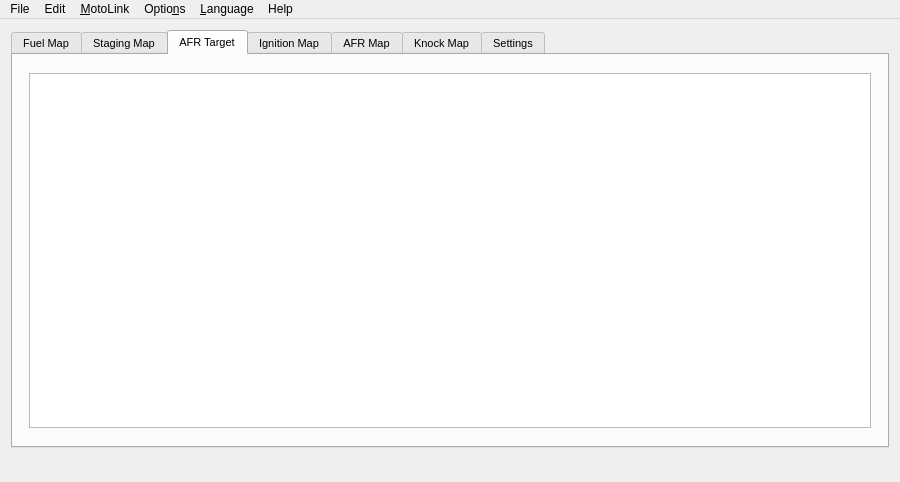
First picture: the form in GUI/ui/main.ui, repository fpoussin/MotoLink, before the edit.
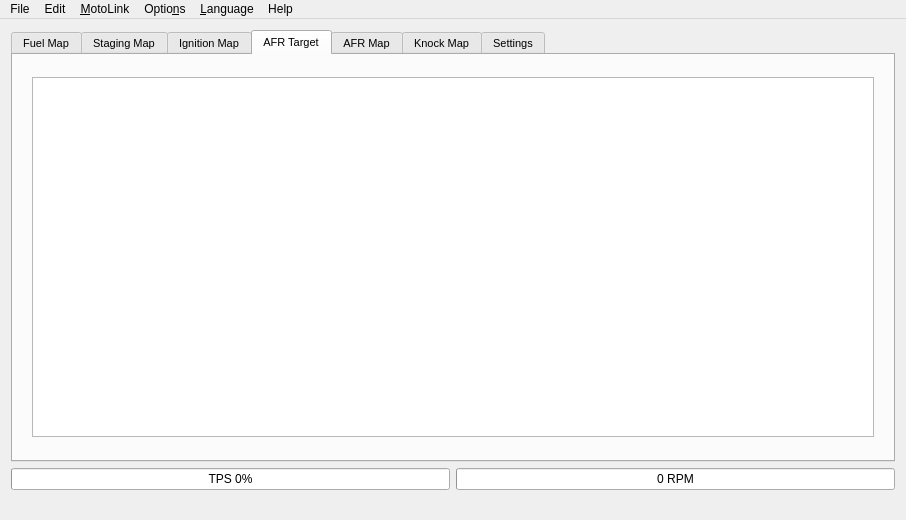
Second picture: the form after the edit. The open tabs and pages were chosen to show the change. Icons and pictures are not drawn. Custom widgets are drawn as their Qt base class.

Commit message: [GUI] Adding progress bars from TPS/RPM

What changed in the file:
```diff
--- a/GUI/ui/main.ui
+++ b/GUI/ui/main.ui
@@ -9,8 +9,8 @@
    <rect>
     <x>0</x>
     <y>0</y>
-    <width>900</width>
-    <height>482</height>
+    <width>902</width>
+    <height>520</height>
    </rect>
   </property>
   <property name="sizePolicy">
@@ -21,14 +21,14 @@
   </property>
   <property name="minimumSize">
    <size>
-    <width>900</width>
-    <height>482</height>
+    <width>0</width>
+    <height>0</height>
    </size>
   </property>
   <property name="maximumSize">
    <size>
-    <width>900</width>
-    <height>482</height>
+    <width>902</width>
+    <height>520</height>
    </size>
   </property>
   <property name="focusPolicy">
@@ -47,7 +47,7 @@
    <property name="maximumSize">
     <size>
      <width>16777215</width>
-     <height>440</height>
+     <height>16777215</height>
     </size>
    </property>
    <property name="focusPolicy">
@@ -278,81 +278,6 @@
         </item>
        </layout>
       </widget>
-      <widget class="MHWorkflowWidget" name="tabAfrTarget">
-       <property name="sizePolicy">
-        <sizepolicy hsizetype="Fixed" vsizetype="Fixed">
-         <horstretch>0</horstretch>
-         <verstretch>0</verstretch>
-        </sizepolicy>
-       </property>
-       <property name="minimumSize">
-        <size>
-         <width>870</width>
-         <height>370</height>
-        </size>
-       </property>
-       <property name="maximumSize">
-        <size>
-         <width>16777215</width>
-         <height>16777215</height>
-        </size>
-       </property>
-       <attribute name="icon">
-        <iconset resource="../res/images/images.qrc">
-         <normaloff>:/images/icon-afr-target.png</normaloff>:/images/icon-afr-target.png</iconset>
-       </attribute>
-       <attribute name="title">
-        <string>AFR Target</string>
-       </attribute>
-       <layout class="QHBoxLayout" name="horizontalLayout_5">
-        <property name="spacing">
-         <number>4</number>
-        </property>
-        <property name="leftMargin">
-         <number>5</number>
-        </property>
-        <property name="topMargin">
-         <number>5</number>
-        </property>
-        <property name="rightMargin">
-         <number>5</number>
-        </property>
-        <property name="bottomMargin">
-         <number>5</number>
-        </property>
-        <item>
-         <widget class="QEnhancedTableView" name="tableAfrTgt">
-          <property name="maximumSize">
-           <size>
-            <width>842</width>
-            <height>355</height>
-           </size>
-          </property>
-          <property name="verticalScrollBarPolicy">
-           <enum>Qt::ScrollBarAlwaysOff</enum>
-          </property>
-          <property name="horizontalScrollBarPolicy">
-           <enum>Qt::ScrollBarAlwaysOff</enum>
-          </property>
-          <attribute name="horizontalHeaderDefaultSectionSize">
-           <number>50</number>
-          </attribute>
-          <attribute name="horizontalHeaderMinimumSectionSize">
-           <number>50</number>
-          </attribute>
-          <attribute name="horizontalHeaderStretchLastSection">
-           <bool>true</bool>
-          </attribute>
-          <attribute name="verticalHeaderMinimumSectionSize">
-           <number>30</number>
-          </attribute>
-          <attribute name="verticalHeaderStretchLastSection">
-           <bool>true</bool>
-          </attribute>
-         </widget>
-        </item>
-       </layout>
-      </widget>
       <widget class="MHWorkflowWidget" name="tabIgnMap">
        <property name="sizePolicy">
         <sizepolicy hsizetype="Fixed" vsizetype="Fixed">
@@ -394,7 +319,82 @@
           <property name="maximumSize">
            <size>
             <width>842</width>
-            <height>355</height>
+            <height>360</height>
+           </size>
+          </property>
+          <property name="verticalScrollBarPolicy">
+           <enum>Qt::ScrollBarAlwaysOff</enum>
+          </property>
+          <property name="horizontalScrollBarPolicy">
+           <enum>Qt::ScrollBarAlwaysOff</enum>
+          </property>
+          <attribute name="horizontalHeaderDefaultSectionSize">
+           <number>50</number>
+          </attribute>
+          <attribute name="horizontalHeaderMinimumSectionSize">
+           <number>50</number>
+          </attribute>
+          <attribute name="horizontalHeaderStretchLastSection">
+           <bool>true</bool>
+          </attribute>
+          <attribute name="verticalHeaderMinimumSectionSize">
+           <number>30</number>
+          </attribute>
+          <attribute name="verticalHeaderStretchLastSection">
+           <bool>true</bool>
+          </attribute>
+         </widget>
+        </item>
+       </layout>
+      </widget>
+      <widget class="MHWorkflowWidget" name="tabAfrTarget">
+       <property name="sizePolicy">
+        <sizepolicy hsizetype="Fixed" vsizetype="Fixed">
+         <horstretch>0</horstretch>
+         <verstretch>0</verstretch>
+        </sizepolicy>
+       </property>
+       <property name="minimumSize">
+        <size>
+         <width>870</width>
+         <height>370</height>
+        </size>
+       </property>
+       <property name="maximumSize">
+        <size>
+         <width>16777215</width>
+         <height>16777215</height>
+        </size>
+       </property>
+       <attribute name="icon">
+        <iconset resource="../res/images/images.qrc">
+         <normaloff>:/images/icon-afr-target.png</normaloff>:/images/icon-afr-target.png</iconset>
+       </attribute>
+       <attribute name="title">
+        <string>AFR Target</string>
+       </attribute>
+       <layout class="QHBoxLayout" name="horizontalLayout_5">
+        <property name="spacing">
+         <number>4</number>
+        </property>
+        <property name="leftMargin">
+         <number>5</number>
+        </property>
+        <property name="topMargin">
+         <number>5</number>
+        </property>
+        <property name="rightMargin">
+         <number>5</number>
+        </property>
+        <property name="bottomMargin">
+         <number>5</number>
+        </property>
+        <item>
+         <widget class="QEnhancedTableView" name="tableAfrTgt">
+          <property name="maximumSize">
+           <size>
+            <width>842</width>
+            <height>360</height>
            </size>
           </property>
           <property name="verticalScrollBarPolicy">
@@ -2103,6 +2103,39 @@
       </widget>
      </widget>
     </item>
+    <item row="1" column="0">
+     <layout class="QHBoxLayout" name="bottom_layout">
+      <property name="spacing">
+       <number>6</number>
+      </property>
+      <property name="topMargin">
+       <number>0</number>
+      </property>
+      <item>
+       <widget class="QProgressBar" name="pgbTps">
+        <property name="value">
+         <number>0</number>
+        </property>
+        <property name="format">
+         <string>TPS %p%</string>
+        </property>
+       </widget>
+      </item>
+      <item>
+       <widget class="QProgressBar" name="pgbRPM">
+        <property name="maximum">
+         <number>17000</number>
+        </property>
+        <property name="value">
+         <number>0</number>
+        </property>
+        <property name="format">
+         <string>%p RPM</string>
+        </property>
+       </widget>
+      </item>
+     </layout>
+    </item>
    </layout>
   </widget>
   <widget class="QMenuBar" name="menuBar">
@@ -2110,8 +2143,8 @@
     <rect>
      <x>0</x>
      <y>0</y>
-     <width>900</width>
-     <height>21</height>
+     <width>902</width>
+     <height>19</height>
     </rect>
    </property>
    <widget class="QMenu" name="menuTest">
```
Left out of the diff: 15 changed lines with no effect on the pictures. The commit also changes 1 other file.
